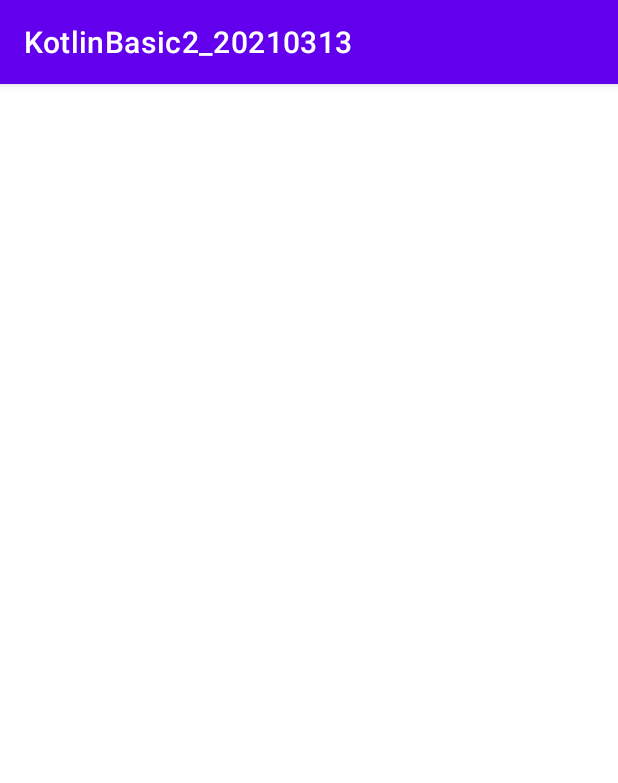
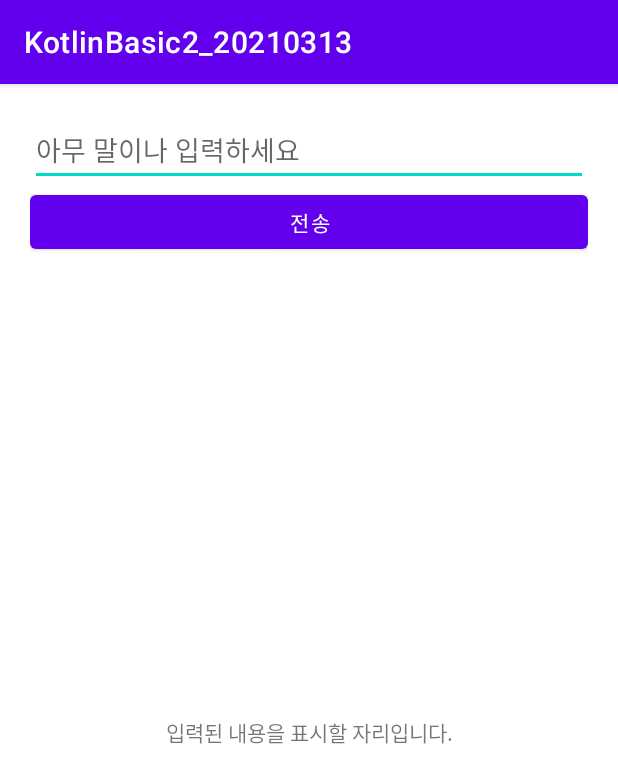
Before and after one commit to ooooo5h/KotlinBasic2_20210313, an Android app: the screen it shows after launch (MainActivity), on a phone screen of 412 x 824 dp. Shown: the top 783 px of the screen. Run offline under Robolectric (Android 15) with nearby library versions, the phone set to English and light mode, and no system bars.

Commit message:
연습용 UI 그리기

```diff
--- a/app/src/main/res/layout/activity_main.xml
+++ b/app/src/main/res/layout/activity_main.xml
@@ -5,7 +5,28 @@
     android:layout_width="match_parent"
     android:orientation="vertical"
     android:layout_height="match_parent"
+    android:padding="20dp"
     tools:context=".MainActivity">
 
 
+    <EditText
+        android:layout_width="match_parent"
+        android:layout_height="wrap_content"
+        android:hint="아무 말이나 입력하세요"/>
+
+    <Button
+        android:layout_width="match_parent"
+        android:layout_height="wrap_content"
+        android:text="전송" />
+
+    <TextView
+        android:layout_width="match_parent"
+        android:layout_height="match_parent"
+        android:gravity="center"
+        android:text="입력된 내용을 표시할 자리입니다." />
+
+
+
+
+
 </LinearLayout>
```
